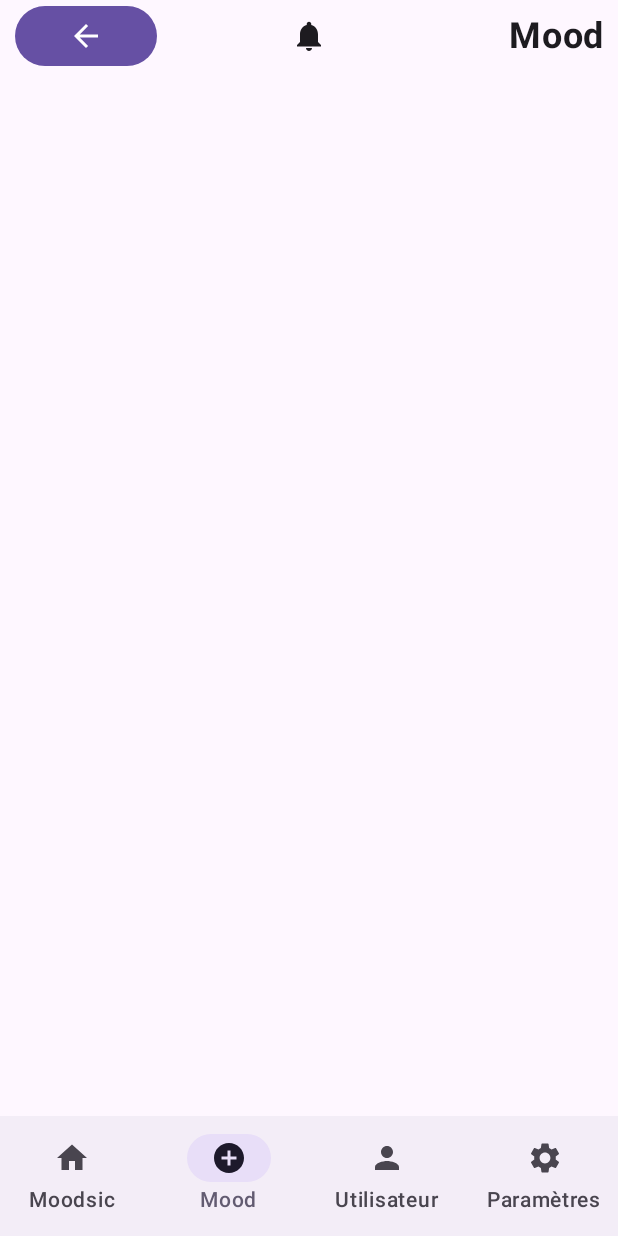
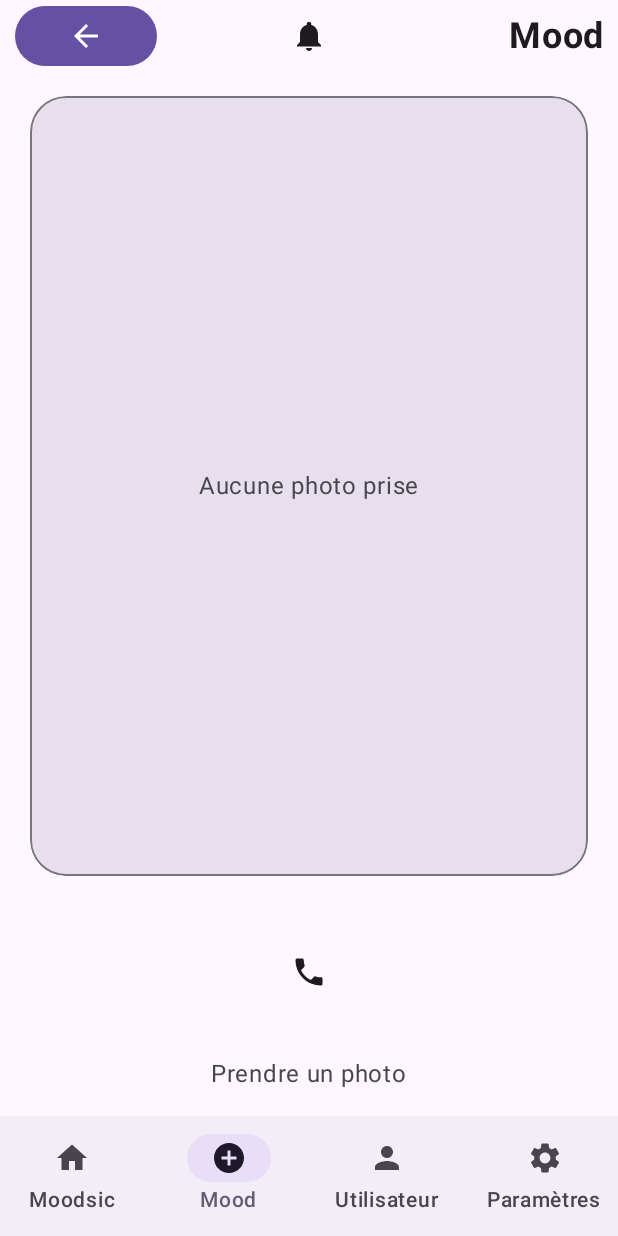
Before and after one commit to CorentinRt/AndroidMobile_ProjetLibre_2026, an Android app built with Jetpack Compose: the NewShareScreen screen opened through its navigation route, on a phone screen of 412 x 824 dp. Run offline under Robolectric (Android 15) with nearby library versions, the phone set to English and light mode, and no system bars.

Commit message:
[ADD] proto taking picture in new share screen and display it

```diff
--- a/app/build.gradle.kts
+++ b/app/build.gradle.kts
@@ -51,6 +51,7 @@ dependencies {
     androidTestImplementation(libs.androidx.junit)
     debugImplementation(libs.androidx.compose.ui.test.manifest)
     debugImplementation(libs.androidx.compose.ui.tooling)
+    implementation("io.coil-kt:coil-compose:2.7.0")
 
     implementation("androidx.compose.material:material-icons-core") //Pour get les icons de base
     implementation("androidx.lifecycle:lifecycle-viewmodel-compose:2.8.7")
--- a/app/src/main/java/ca/uqac/cours/moodsic_projetlibre_2026/ui/theme/screens/NewShareScreen.kt
+++ b/app/src/main/java/ca/uqac/cours/moodsic_projetlibre_2026/ui/theme/screens/NewShareScreen.kt
@@ -1,10 +1,49 @@
 package ca.uqac.cours.moodsic_projetlibre_2026.ui.theme.screens
 
+import android.net.Uri
+import android.util.Log
+import androidx.activity.compose.rememberLauncherForActivityResult
+import androidx.activity.result.contract.ActivityResultContracts
+import androidx.compose.foundation.background
+import androidx.compose.foundation.border
+import androidx.compose.foundation.layout.Arrangement
+import androidx.compose.foundation.layout.Box
+import androidx.compose.foundation.layout.Column
+import androidx.compose.foundation.layout.Row
+import androidx.compose.foundation.layout.Spacer
+import androidx.compose.foundation.layout.fillMaxSize
+import androidx.compose.foundation.layout.fillMaxWidth
+import androidx.compose.foundation.layout.height
 import androidx.compose.foundation.layout.padding
+import androidx.compose.foundation.layout.size
+import androidx.compose.foundation.shape.CircleShape
+import androidx.compose.foundation.shape.RoundedCornerShape
+import androidx.compose.material.icons.Icons
+import androidx.compose.material.icons.filled.AddCircle
+import androidx.compose.material.icons.filled.Check
+import androidx.compose.material.icons.filled.Phone
+import androidx.compose.material3.Icon
+import androidx.compose.material3.IconButton
+import androidx.compose.material3.MaterialTheme
+import androidx.compose.material3.Text
 import androidx.compose.runtime.Composable
+import androidx.compose.runtime.getValue
+import androidx.compose.runtime.mutableStateOf
+import androidx.compose.runtime.remember
+import androidx.compose.runtime.setValue
+import androidx.compose.ui.Alignment
 import androidx.compose.ui.Modifier
+import androidx.compose.ui.draw.clip
+import androidx.compose.ui.layout.ContentScale
+import androidx.compose.ui.platform.LocalContext
+import androidx.compose.ui.res.stringResource
 import androidx.compose.ui.tooling.preview.Preview
+import androidx.compose.ui.unit.dp
+import androidx.core.content.FileProvider
+import ca.uqac.cours.moodsic_projetlibre_2026.R
 import ca.uqac.cours.moodsic_projetlibre_2026.ui.theme.components.ScaffoldApp
+import coil.compose.AsyncImage
+import java.io.File
 
 @Composable
 fun NewShareScreen(
@@ -29,5 +68,133 @@ fun NewShareScreenPreview(){
 fun NewShareContent(
     modifier: Modifier = Modifier
 ){
+    val context = LocalContext.current
 
+    var photoUri by remember { mutableStateOf<Uri?>(null) }
+    var cameraUri by remember { mutableStateOf<Uri?>(null) }
+
+    val cameraLauncher = rememberLauncherForActivityResult(
+        contract = ActivityResultContracts.TakePicture()
+    ){
+        success ->
+
+        if (success) {
+            photoUri = cameraUri
+        }
+    }
+
+    fun openCamera() {
+        try {
+            val file = File.createTempFile(
+                "moodsic_photo_",
+                ".jpg",
+                context.cacheDir
+            )
+
+            val uri = FileProvider.getUriForFile(
+                context,
+                "${context.packageName}.fileprovider",
+                file
+            )
+
+            cameraUri = uri
+            cameraLauncher.launch(uri)
+
+        } catch (e: Exception) {
+            Log.d("NEW_SHARE_SCREEN" , e.message, e);
+        }
+    }
+
+    Column(
+        modifier = modifier
+            .fillMaxSize()
+            .padding(horizontal = 20.dp, vertical = 16.dp),
+        horizontalAlignment = Alignment.CenterHorizontally
+    ) {
+        Box(
+            modifier = Modifier
+                .fillMaxWidth()
+                .weight(1f)
+                .clip(RoundedCornerShape(24.dp))
+                .background(
+                    MaterialTheme.colorScheme.surfaceVariant
+                )
+                .border(
+                    1.dp,
+                    MaterialTheme.colorScheme.outline,
+                    RoundedCornerShape(24.dp)
+                ),
+            contentAlignment = Alignment.Center
+        ) {
+            if (photoUri != null){
+                AsyncImage(
+                    model = photoUri,
+                    contentDescription = "Recap Photo",
+                    modifier = Modifier.fillMaxSize(),
+                    contentScale = ContentScale.Crop
+                )
+            } else {
+                Text(
+                    text = stringResource(R.string.new_share_screen_nopicturetook),
+                    color = MaterialTheme.colorScheme.onSurfaceVariant
+                )
+            }
+        }
+
+        Spacer(modifier = Modifier.height(24.dp))
+
+        if (photoUri != null){
+            Row(
+                modifier = Modifier.fillMaxWidth(),
+                horizontalArrangement = Arrangement.spacedBy(12.dp)
+            ){
+                IconButton(
+                    onClick = {
+                        photoUri?.let { uri ->
+                            photoUri = null
+                            openCamera()
+                        }
+                    },
+                    modifier = Modifier.weight(1f)
+                ){
+                    Icon(
+                        imageVector = Icons.Default.AddCircle,
+                        contentDescription = "Restart Photo"
+                    )
+                }
+
+                IconButton(
+                    onClick = {
+                        photoUri?.let { uri ->
+                            //onPhotoConfirmed(uri)
+                        }
+                    },
+                    modifier = Modifier.weight(1f)
+                ){
+                    Icon(
+                        imageVector = Icons.Default.Check,
+                        contentDescription = "Confirm Photo"
+                    )
+                }
+            }
+        } else {
+            IconButton(
+                onClick = { openCamera() },
+                modifier = Modifier.size(80.dp),
+                shape = CircleShape,
+            ){
+                Icon(
+                    imageVector = Icons.Default.Phone,
+                    contentDescription = "Capture"
+                )
+            }
+
+            Spacer(modifier = Modifier.height(16.dp))
+
+            Text(
+                text = stringResource(R.string.new_share_screen_starttakingpicture),
+                color = MaterialTheme.colorScheme.onSurfaceVariant
+            )
+        }
+    }
 }
--- a/app/src/main/res/values/strings.xml
+++ b/app/src/main/res/values/strings.xml
@@ -10,4 +10,8 @@
     // Settings
     <string name="settings_nightmode">Mode Nuit</string>
 
+    // New Share Screen
+    <string name="new_share_screen_starttakingpicture">Prendre un photo</string>
+    <string name="new_share_screen_nopicturetook">Aucune photo prise</string>
+
 </resources>
```
Also changed, not shown: app/src/main/AndroidManifest.xml (+12 -0 lines), app/src/main/res/xml/file_paths.xml (added, +8 -0 lines), 1 other file.
